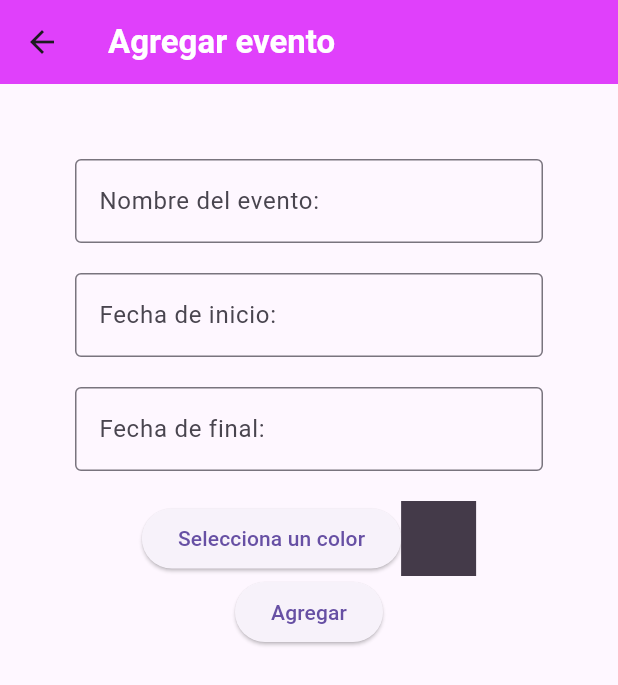
After one commit to NightMare070/App_ProgramacionMovil1, a Flutter app: the AddEvent screen opened by its route, on a phone screen of 412 x 824 dp. The commit adds this screen. Shown: the top 685 px of the screen. Run offline on Flutter 3.47's test engine with Material 3 defaults, Android fonts, the phone set to English and light mode, and no system bars; our stand-ins replace cloud_firestore, firebase_core, flutter_colorpicker, flutter_datetime_picker_plus, geolocator, shared_preferences and 1 more; accounts and stored records are empty.

Commit message:
calendar_corregido

```diff
--- a/lib/main.dart
+++ b/lib/main.dart
@@ -1,8 +1,10 @@
 import 'package:flutter/material.dart';
 import 'package:general_app/pages/about.dart';
+import 'package:general_app/pages/add_event.dart';
 import 'package:general_app/pages/calculator.dart';
 import 'package:general_app/pages/get_into.dart';
 import 'package:general_app/pages/geo.dart';
+import 'package:general_app/pages/calendar.dart';
 import 'pages/home_page.dart';
 import 'pages/counter.dart';
 
@@ -31,6 +33,7 @@ class _AppState extends State<App> {
     const Counter(),
     const Calculator(),
     const Geo(),
+    const Calendar()
   ];
 
   void _home(int n) {
@@ -59,7 +62,8 @@ class _AppState extends State<App> {
         '/inicio': (context) => const HomePage(),
         '/contador': (context) => const Counter(),
         '/calculadora': (context) => const Calculator(),
-        '/acerca de': (context) => const About()
+        '/acerca de': (context) => const About(),
+        '/agregar evento': (context) => const AddEvent()
       },
       home: Scaffold(
         body: _pagesOptions.elementAt(_selectedIndex),
@@ -73,6 +77,8 @@ class _AppState extends State<App> {
                 icon: Icon(Icons.calculate), label: 'Calculadora'),
             BottomNavigationBarItem(
                 icon: Icon(Icons.location_on), label: 'Ubicación'),
+            BottomNavigationBarItem(
+                icon: Icon(Icons.calendar_today), label: 'Calendario'),
             BottomNavigationBarItem(icon: Icon(Icons.login), label: 'Ingresa'),
           ],
           currentIndex: _selectedIndex,
--- /dev/null
+++ b/lib/pages/add_event.dart
@@ -0,0 +1,204 @@
+import 'package:cloud_firestore/cloud_firestore.dart';
+import 'package:flutter/material.dart';
+import 'package:flutter_datetime_picker_plus/flutter_datetime_picker_plus.dart';
+import 'package:flutter_colorpicker/flutter_colorpicker.dart';
+
+class AddEvent extends StatefulWidget {
+  const AddEvent({super.key});
+
+  @override
+  State<AddEvent> createState() => _AddEventState();
+}
+
+class _AddEventState extends State<AddEvent> {
+  final db = FirebaseFirestore.instance;
+
+  late DateTime fechaInicio;
+  late DateTime fechaFinal;
+  // create some values
+  Color pickerColor = const Color(0xff443a49);
+  Color currentColor = const Color(0xff443a49);
+
+  // ValueChanged<Color> callback
+  void changeColor(Color color) {
+    setState(() => pickerColor = color);
+  }
+
+  final TextEditingController _nombreEvento = TextEditingController();
+  final TextEditingController _inicioEvento = TextEditingController();
+  final TextEditingController _finEvento = TextEditingController();
+  final TextEditingController _colorEvento = TextEditingController();
+
+  @override
+  void initState() {
+    super.initState();
+  }
+
+  Future<void> _cargarDatos() async {
+    String nombre = _nombreEvento.text;
+    DateTime inicio = fechaInicio;
+    DateTime fin = fechaFinal;
+    int color = currentColor.value;
+
+/*     Timestamp inicioTimeStamp =
+        Timestamp.fromMillisecondsSinceEpoch(inicio.millisecondsSinceEpoch);
+    Timestamp finalTimeStamp =
+        Timestamp.fromMillisecondsSinceEpoch(fin.millisecondsSinceEpoch); */
+
+    Map<String, dynamic> datos = {
+      'Nombre': nombre,
+      'Inicio': inicio,
+      'Fin': fin,
+      'Color': color
+    };
+
+    await db.collection('calendario').doc(nombre).set(datos);
+  }
+
+  /* final TextEditingController _nombreTec = TextEditingController();
+  final TextEditingController _inicioTec = TextEditingController();
+  TextEditingController _finTec = TextEditingController();
+  TextEditingController _colorTec = TextEditingController();
+
+  @override
+  void initState() {
+    super.initState();
+  }
+
+  Future<void> _cargarDatos() async {
+    String nombre = _nombreTec.text;
+    DateTime inicio = DateTime.parse(_inicioTec.text);
+    Timestamp fin =
+        Timestamp.fromDate(DateTime.parse(_finTec.text)); //Solo datetime
+    int color = int.parse(_colorTec.text);
+
+    //No es TEC es DT
+    final inicio = Timestamp(_inicioTec.milisecondsSinceEpoch / 1000, 0);
+    final inicio = Timestamp(_finTec.milisecondsSinceEpoch / 1000, 0);
+
+    Map<String, dynamic> datos = {
+      'Nombre': nombre,
+      'Inicio': inicio,
+      'Fin': fin,
+      'Color': color
+    };
+
+    await db.collection('calendario').doc(nombre).set(datos);
+  } */
+
+  @override
+  Widget build(BuildContext context) {
+    return Scaffold(
+      appBar: AppBar(
+        title: const Text(
+          'Agregar evento',
+          style: TextStyle(color: Colors.white, fontWeight: FontWeight.bold),
+        ),
+        backgroundColor: Colors.purpleAccent,
+      ),
+      body: Center(
+        child: Column(
+          children: [
+            Padding(
+              padding: const EdgeInsets.all(50),
+              child: Column(
+                children: [
+                  TextField(
+                    controller: _nombreEvento,
+                    onSubmitted: (value) {
+                      _cargarDatos();
+                    },
+                    decoration: const InputDecoration(
+                        border: OutlineInputBorder(),
+                        labelText: 'Nombre del evento:'),
+                  ),
+                  const SizedBox(height: 20),
+                  TextField(
+                    controller: _inicioEvento,
+                    decoration: const InputDecoration(
+                        border: OutlineInputBorder(),
+                        labelText: 'Fecha de inicio:'),
+                    onTap: () {
+                      DatePicker.showDateTimePicker(context,
+                          showTitleActions: true, onChanged: (dateTime) {
+                        print('Fecha y hora seleccionada: $dateTime');
+                      }, onConfirm: (dateTime) {
+                        setState(() {
+                          fechaInicio = dateTime;
+                          _inicioEvento.text = dateTime.toString();
+                        });
+                      }, currentTime: DateTime.now());
+                    },
+                    readOnly: true,
+                  ),
+                  const SizedBox(height: 20),
+                  TextField(
+                    controller: _finEvento,
+                    decoration: const InputDecoration(
+                        border: OutlineInputBorder(),
+                        labelText: 'Fecha de final:'),
+                    onTap: () {
+                      DatePicker.showDateTimePicker(context,
+                          showTitleActions: true, onChanged: (dateTime) {
+                        print('Fecha y hora seleccionada: $dateTime');
+                      }, onConfirm: (dateTime) {
+                        setState(() {
+                          fechaFinal = dateTime;
+                          _finEvento.text = dateTime.toString();
+                        });
+                      }, currentTime: DateTime.now());
+                    },
+                    readOnly: true,
+                  ),
+                  const SizedBox(height: 20),
+                  Row(
+                    mainAxisAlignment: MainAxisAlignment.center,
+                    children: [
+                      ElevatedButton(
+                          onPressed: () {
+                            showDialog(
+                                context: context,
+                                builder: (BuildContext context) {
+                                  return AlertDialog(
+                                    title: const Text('Selecciona un color'),
+                                    content: SingleChildScrollView(
+                                      child: ColorPicker(
+                                          pickerColor: pickerColor,
+                                          onColorChanged: changeColor),
+                                    ),
+                                    actions: <Widget>[
+                                      ElevatedButton(
+                                          onPressed: () {
+                                            setState(() {
+                                              currentColor = pickerColor;
+                                              Navigator.of(context).pop();
+                                              print(currentColor.value);
+                                            });
+                                          },
+                                          child: const Text('Listo'))
+                                    ],
+                                  );
+                                });
+                          },
+                          child: const Text('Selecciona un color')),
+                      Container(
+                        width: 50,
+                        height: 50,
+                        color: currentColor,
+                      )
+                    ],
+                  ),
+                  ElevatedButton(
+                      onPressed: () {
+                        _cargarDatos();
+                      },
+                      child: const Text('Agregar'))
+                ],
+              ),
+            )
+          ],
+        ),
+      ),
+    );
+  }
+}
--- a/pubspec.yaml
+++ b/pubspec.yaml
@@ -39,6 +39,9 @@ dependencies:
   cupertino_icons: ^1.0.2
   firebase_core: ^2.25.4
   cloud_firestore: ^4.15.5
+  syncfusion_flutter_calendar: ^23.0.0
+  flutter_datetime_picker_plus: ^2.1.0
+  flutter_colorpicker: ^1.0.3
 
 dev_dependencies:
   flutter_test:
```
Also changed, not shown: lib/pages/calendar.dart (added, +119 -0 lines), pubspec.lock.
